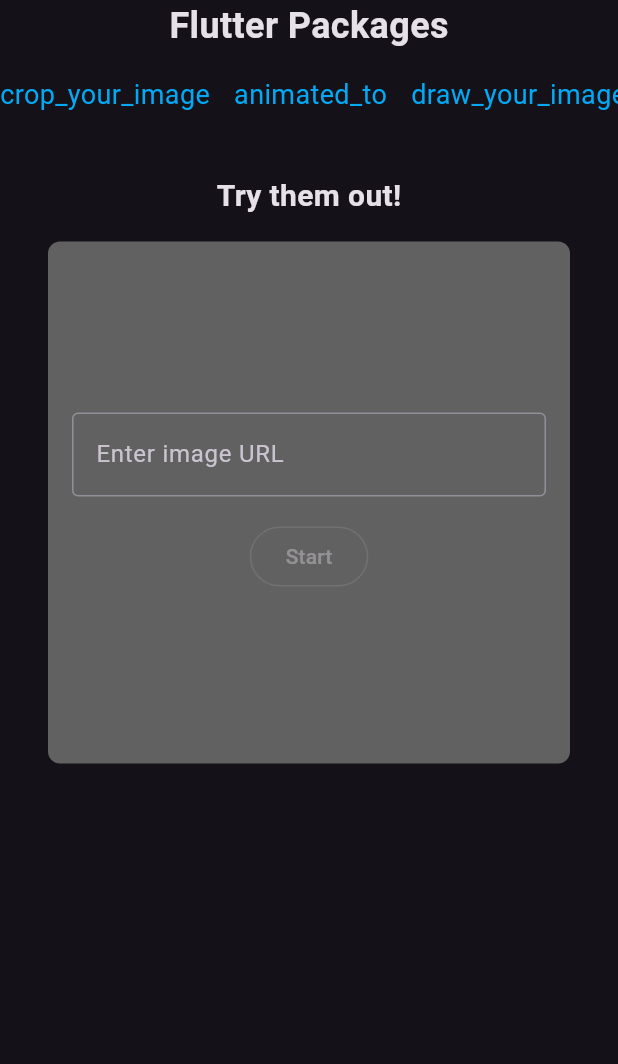
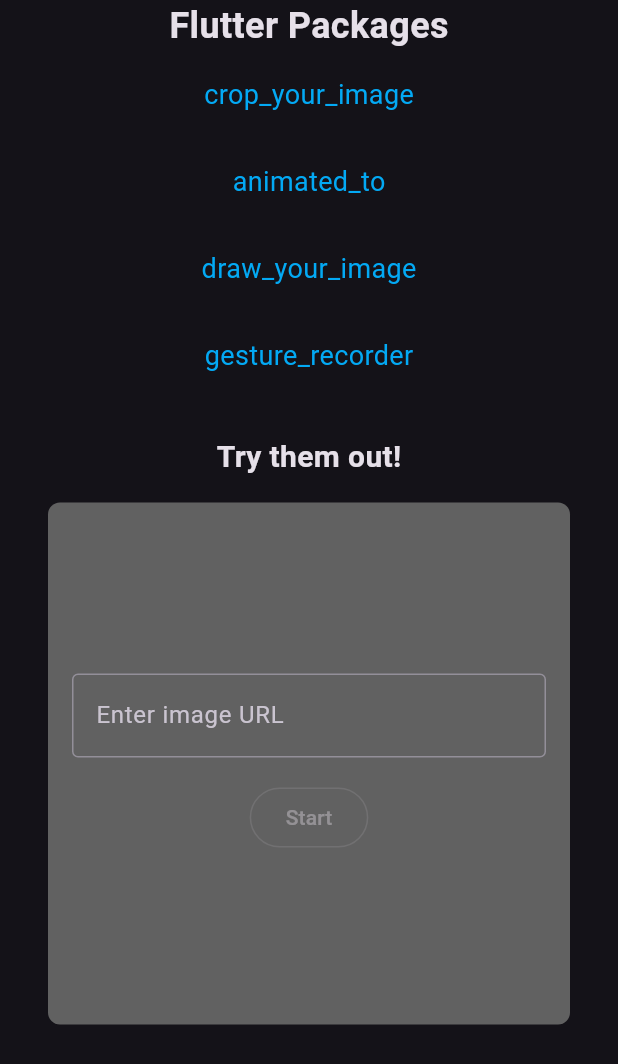
Before and after one commit to chooyan-eng/chooyan_resume, a Flutter app: the _Packages widget shown alone on an empty page, opened directly, on a phone screen of 412 x 824 dp. Shown: the top 1064 px of the screen. Run offline on Flutter 3.47's test engine with Material 3 defaults, Android fonts, the phone set to English and light mode, and no system bars; our stand-ins replace youtube_player_iframe; missing offline and left inert: animated_to, crop_your_image, draw_your_image.

Commit message:
Add gesture_recorder package and implement responsive layout for packages section
- Added gesture_recorder to the Flutter packages list
- Implemented LayoutBuilder for responsive layout (similar to Videos section)
- Wide screens (>900px): Display packages in 2x2 grid layout
- Narrow screens (≤900px): Display packages in vertical column

```diff
--- a/lib/top_page.dart
+++ b/lib/top_page.dart
@@ -213,38 +213,72 @@ class _Packages extends StatelessWidget {
 
   @override
   Widget build(BuildContext context) {
-    return const Column(
+    const packageLink1 = LinkText(
+      text: 'crop_your_image',
+      url: 'https://pub.dev/packages/crop_your_image',
+    );
+    const packageLink2 = LinkText(
+      text: 'animated_to',
+      url: 'https://pub.dev/packages/animated_to',
+    );
+    const packageLink3 = LinkText(
+      text: 'draw_your_image',
+      url: 'https://pub.dev/packages/draw_your_image',
+    );
+    const packageLink4 = LinkText(
+      text: 'gesture_recorder',
+      url: 'https://pub.dev/packages/gesture_recorder',
+    );
+    return Column(
       children: [
-        Text(
+        const Text(
           'Flutter Packages',
           style: TextStyle(fontSize: 24, fontWeight: FontWeight.bold),
         ),
-        SizedBox(height: 8),
+        const SizedBox(height: 8),
+        LayoutBuilder(
+          builder: (context, constraints) {
+            final width = constraints.maxWidth;
+            return width > 900
+                ? const Column(
+                    children: [
                       Row(
-          mainAxisSize: MainAxisSize.min,
+                        mainAxisAlignment: MainAxisAlignment.center,
                         spacing: 16,
                         children: [
-            LinkText(
-              text: 'crop_your_image',
-              url: 'https://pub.dev/packages/crop_your_image',
+                          packageLink1,
+                          packageLink2,
+                        ],
                       ),
-            LinkText(
-              text: 'animated_to',
-              url: 'https://pub.dev/packages/animated_to',
-            ),
-            LinkText(
-              text: 'draw_your_image',
-              url: 'https://pub.dev/packages/draw_your_image',
+                      SizedBox(height: 16),
+                      Row(
+                        mainAxisAlignment: MainAxisAlignment.center,
+                        spacing: 16,
+                        children: [
+                          packageLink3,
+                          packageLink4,
+                        ],
                       ),
                     ],
+                  )
+                : const Column(
+                    spacing: 16,
+                    children: [
+                      packageLink1,
+                      packageLink2,
+                      packageLink3,
+                      packageLink4,
+                    ],
+                  );
+          },
         ),
-        SizedBox(height: 32),
-        Text(
+        const SizedBox(height: 32),
+        const Text(
           'Try them out!',
           style: TextStyle(fontSize: 20, fontWeight: FontWeight.bold),
         ),
-        SizedBox(height: 16),
-        PackagesPlayground(),
+        const SizedBox(height: 16),
+        const PackagesPlayground(),
       ],
     );
   }
```
Lines whose indentation alone changed are shown as unchanged.
